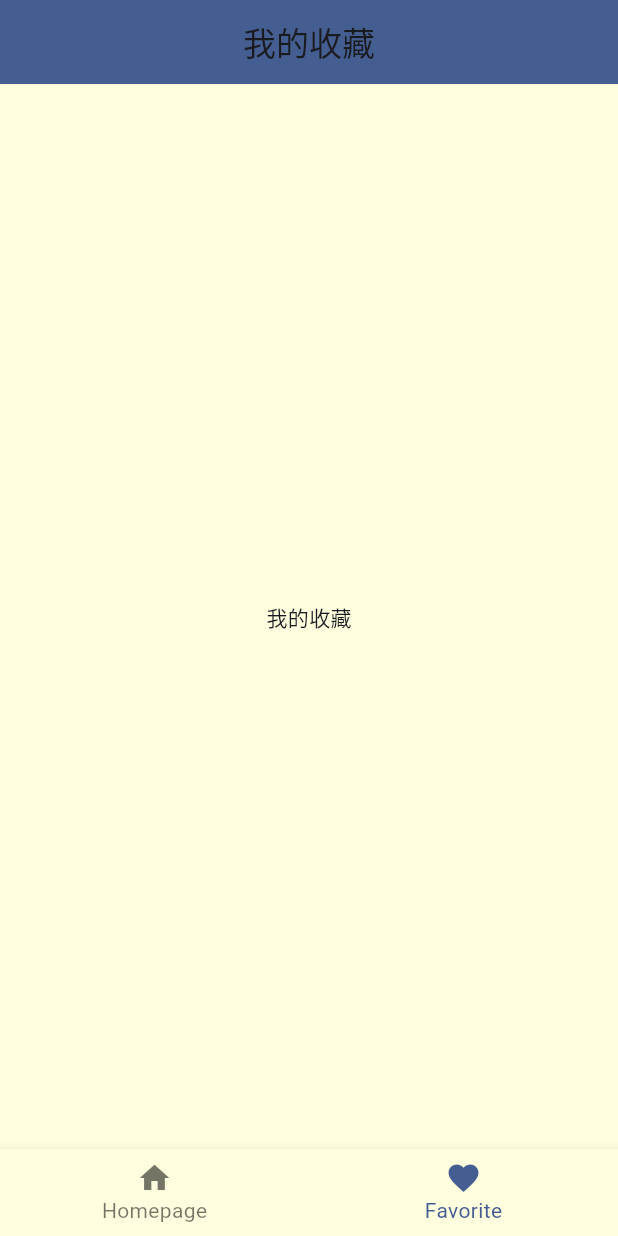
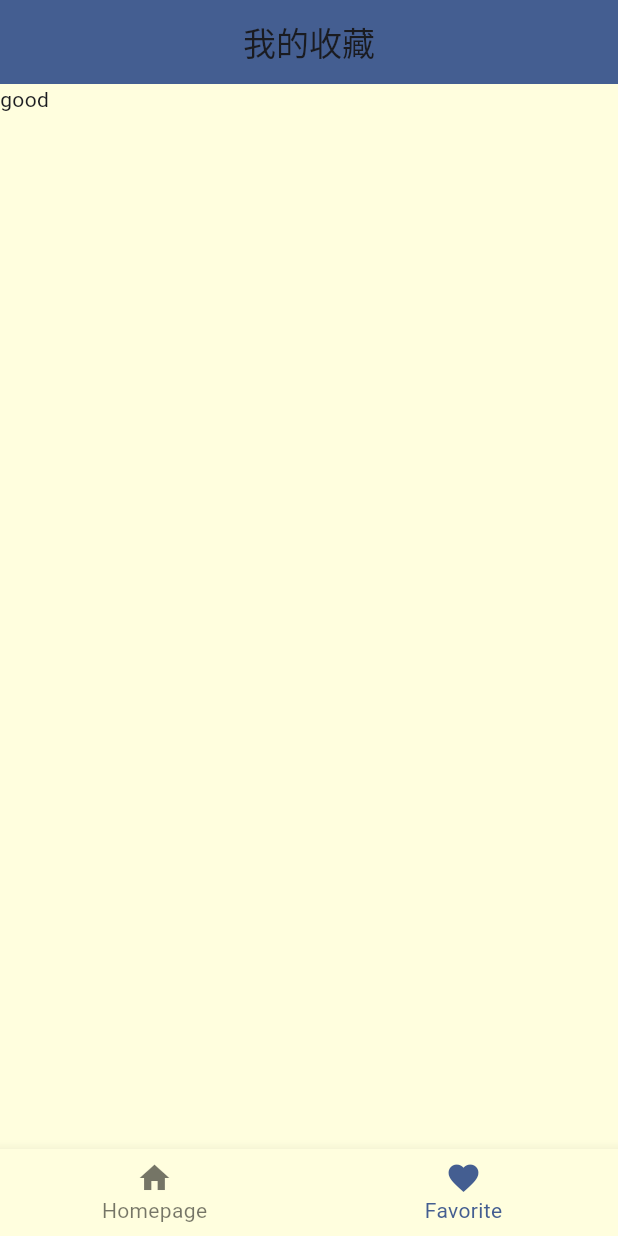
Before and after one commit to yuunik/food_court, a Flutter app: the screen it shows after launch, item 2 of the bottom bar chosen, on a phone screen of 412 x 824 dp. Run offline on Flutter 3.47's test engine with Material 3 defaults, Android fonts, the light colour scheme and no system bars; our stand-ins replace dio.

```diff
--- a/lib/ui/pages/favorite/favorite.dart
+++ b/lib/ui/pages/favorite/favorite.dart
@@ -1,4 +1,5 @@
 import 'package:flutter/material.dart';
+import 'package:food_court/ui/widgets/chorria_style_app.dart';
 
 class MyFavorite extends StatelessWidget {
   // 路由名称
@@ -8,16 +9,9 @@ class MyFavorite extends StatelessWidget {
 
   @override
   Widget build(BuildContext context) {
-    return Scaffold(
-      appBar: AppBar(
-        title: const Text("我的收藏"),
-        centerTitle: true,
-        backgroundColor: Theme.of(context).colorScheme.primary,
-      ),
-      backgroundColor: Theme.of(context).canvasColor,
-      body: const Center(
-        child: Text("我的收藏"),
-      ),
+    return ChorriaStyleApp(
+      title: "我的收藏",
+      child: const Text("good")
     );
   }
 }
--- /dev/null
+++ b/lib/ui/widgets/chorria_style_app.dart
@@ -0,0 +1,25 @@
+import 'package:flutter/material.dart';
+
+class ChorriaStyleApp extends StatelessWidget {
+  final String title;
+  final Widget child;
+
+  ChorriaStyleApp({
+    required this.title,
+    required this.child,
+    super.key
+  });
+
+  @override
+  Widget build(BuildContext context) {
+    return Scaffold(
+      appBar: AppBar(
+        title: Text(title),
+        centerTitle: true,
+        backgroundColor: Theme.of(context).colorScheme.primary,
+      ),
+      backgroundColor: Theme.of(context).canvasColor,
+      body: child
+    );
+  }
+}
```
Also changed, not shown: lib/ui/pages/detail/detail.dart (+5 -12 lines), lib/ui/pages/detail/detail_content.dart (added, +87 -0 lines), lib/ui/pages/home/home.dart (+4 -13 lines), lib/ui/pages/mealList/meal_list.dart (+4 -10 lines), 1 other file.
